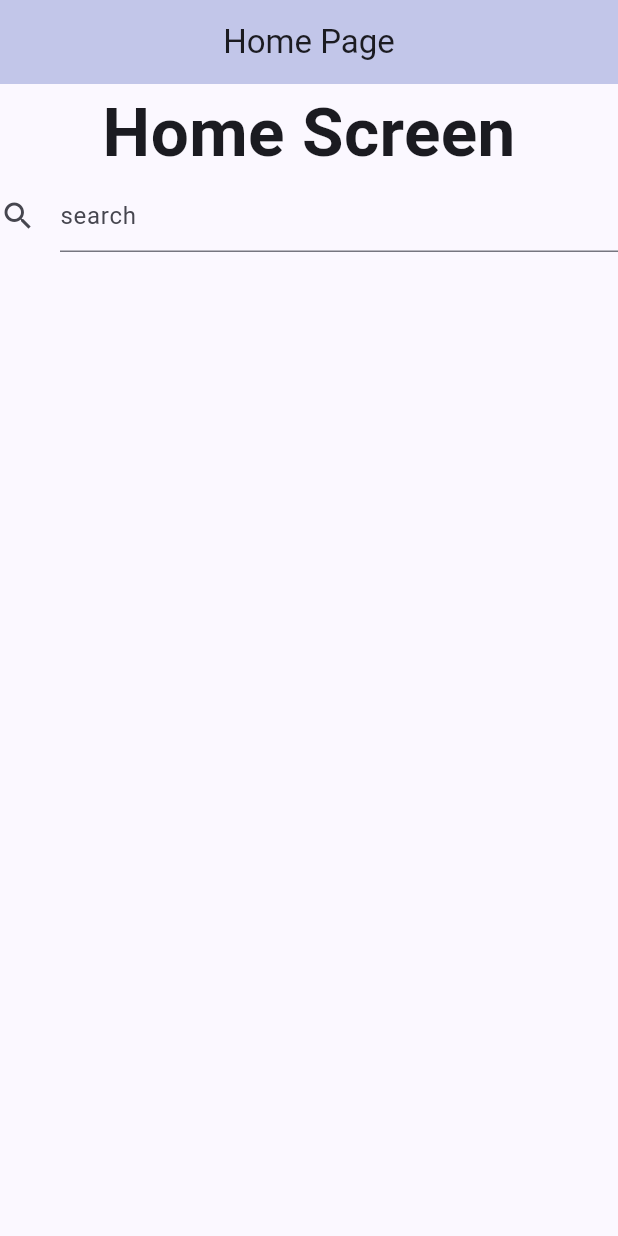
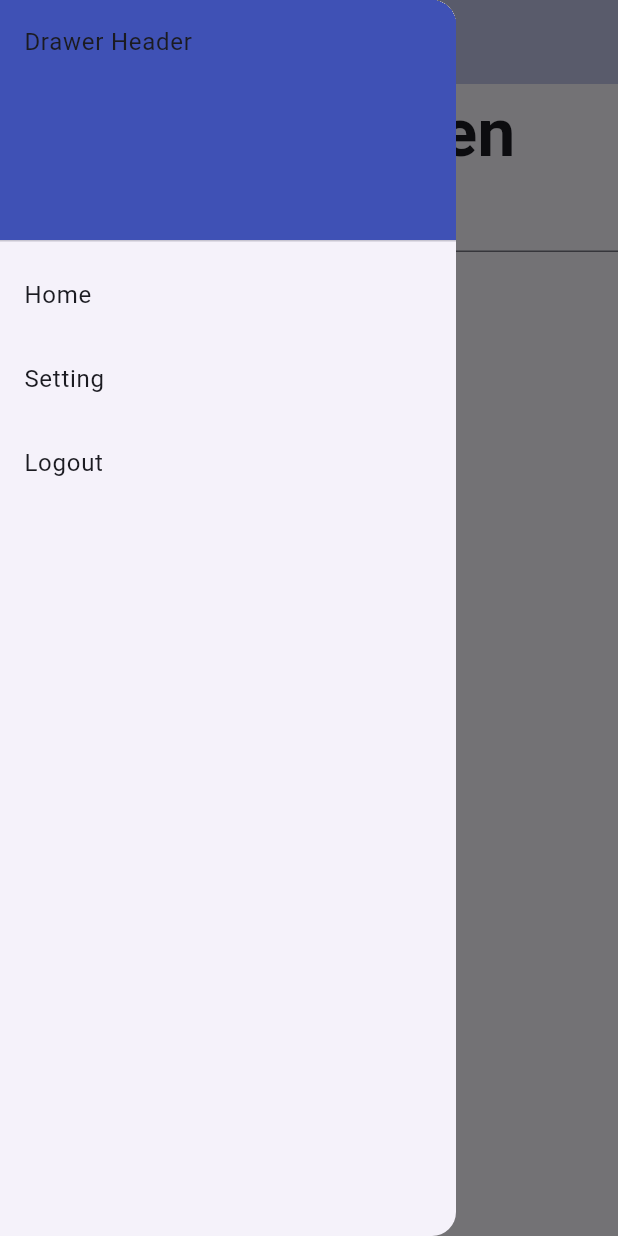
Before and after one commit to raohamii/signup_login_page, a Flutter app: the Home_Page screen opened directly with empty values, with the side drawer open (before the commit the screen has no drawer), on a phone screen of 412 x 824 dp. Run offline on Flutter 3.47's test engine with Material 3 defaults, Android fonts, the phone set to English and light mode, and no system bars; our stand-ins replace sqflite; missing offline and left inert: flutter_barcode_scanner; accounts and stored records are empty.

Commit message:
Add Drawer in home page

```diff
--- a/lib/Authentication/Home_Page.dart
+++ b/lib/Authentication/Home_Page.dart
@@ -1,8 +1,11 @@
 import 'package:flutter/material.dart';
 import 'package:signup_login_page/Authentication/Login_page.dart';
 import 'package:signup_login_page/Authentication/DatabaseHandler/DbHelper.dart';
+
 class Home_Page extends StatefulWidget {
-  const Home_Page({super.key, required username});
+  const Home_Page({Key? key, required this.username}) : super(key: key);
+
+  final String username;
 
   @override
   State<Home_Page> createState() => _Home_PageState();
@@ -10,6 +13,7 @@ class Home_Page extends StatefulWidget {
 
 class _Home_PageState extends State<Home_Page> {
   final search = TextEditingController();
+
   @override
   Widget build(BuildContext context) {
     return Scaffold(
@@ -18,12 +22,47 @@ class _Home_PageState extends State<Home_Page> {
         backgroundColor: Colors.indigo.withOpacity(0.3),
         centerTitle: true,
       ),
-      body:
-      Column(
+      drawer: Drawer(
+        child: ListView(
+          padding: EdgeInsets.zero,
+          children: <Widget>[
+            const DrawerHeader(
+              decoration: BoxDecoration(
+                color: Colors.indigo,
+              ),
+              child: Text('Drawer Header'),
+            ),
+            ListTile(
+              title: const Text('Home'),
+              onTap: () {
+                // Update the UI based on the item selected
+                // Navigator.pop(context);
+              },
+            ),
+            ListTile(
+              title: const Text('Setting'),
+              onTap: () {
+                // Update the UI based on the item selected
+                // Navigator.pop(context);
+              },
+            ),
+            ListTile(
+              title: const Text('Logout'),
+              onTap: () {
+                // Update the UI based on the item selected
+                // Navigator.pop(context);
+              },
+            ),
+          ],
+        ),
+      ),
+      body: Column(
         children: [
           Center(
-            child: Text("Home Screen",style: TextStyle(fontSize: 45, fontWeight: FontWeight.bold),),
-
+            child: Text(
+              "Home Screen",
+              style: TextStyle(fontSize: 45, fontWeight: FontWeight.bold),
+            ),
           ),
           Center(
             // add TextFormField
@@ -37,7 +76,6 @@ class _Home_PageState extends State<Home_Page> {
           )
         ],
       ),
-
     );
   }
 }
--- a/lib/Authentication/Signup_page.dart
+++ b/lib/Authentication/Signup_page.dart
@@ -176,6 +176,7 @@ class _Signup_pageState extends State<Signup_page> {
                         content: Text('User signed up successfully'),
                       ));
                     }
+
                   },
                   style: ElevatedButton.styleFrom(
                     primary: Colors.indigo.withOpacity(0.3),
--- a/lib/main.dart
+++ b/lib/main.dart
@@ -36,7 +36,7 @@ class MyApp extends StatelessWidget {
         colorScheme: ColorScheme.fromSeed(seedColor: Colors.indigo),
         useMaterial3: true,
       ),
-      home: Login_page(),
+      home: Signup_page(),
     );
   }
 }
```
